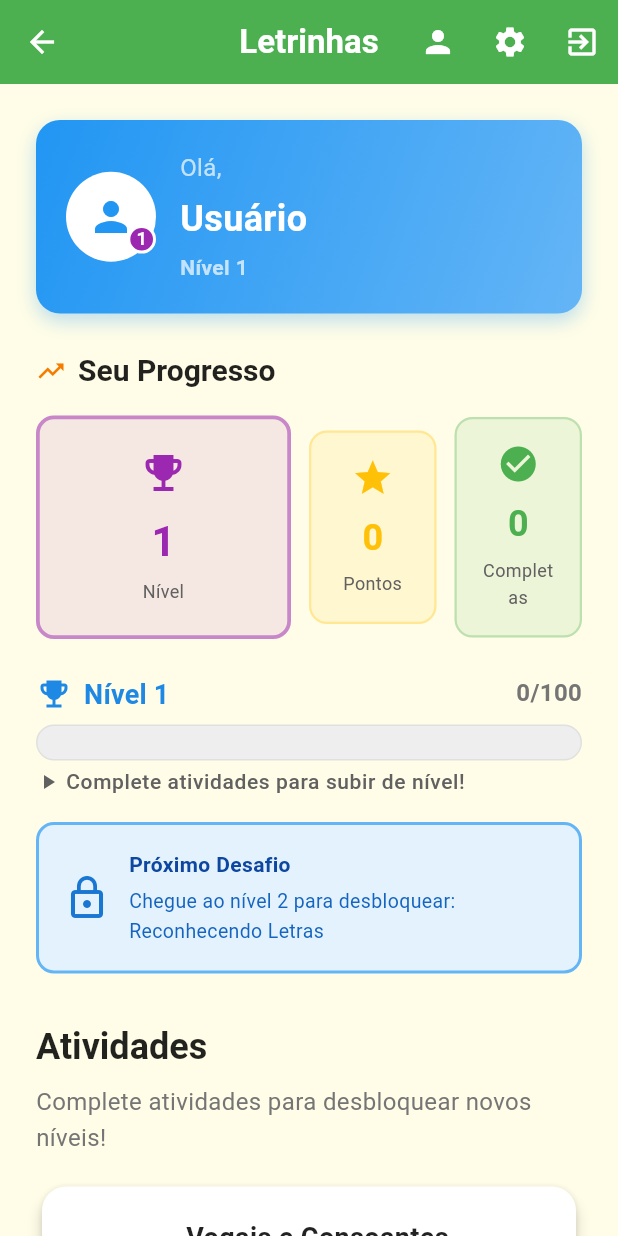
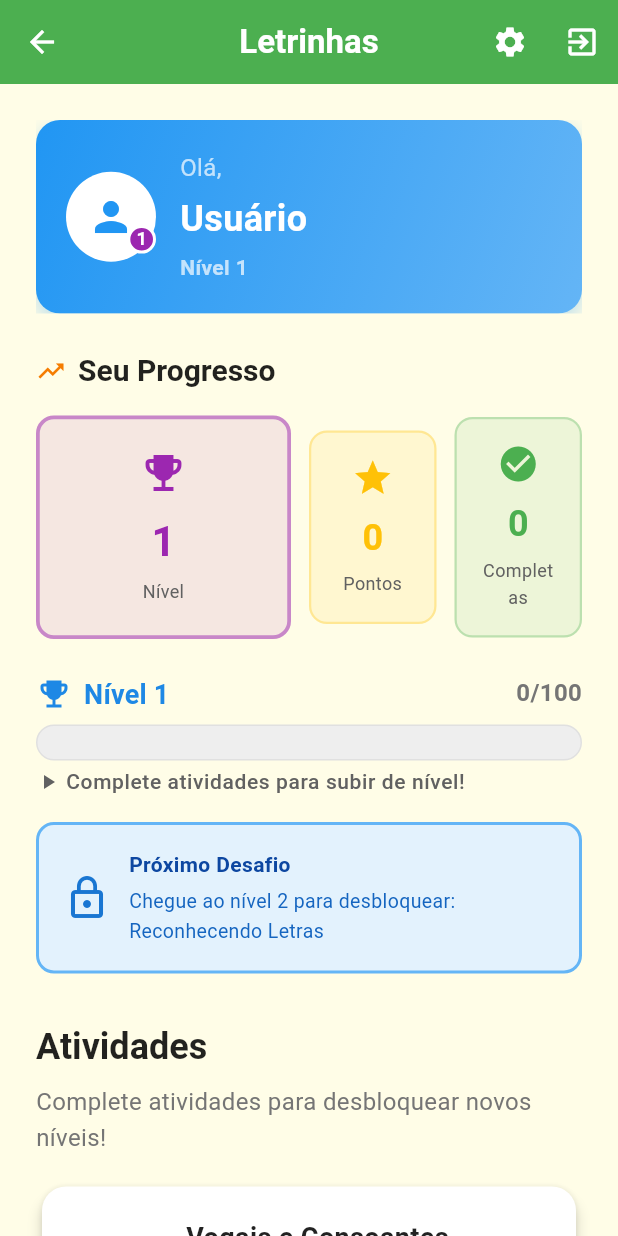
Before and after one commit to joaoevangelista12/Letrinhas, a Flutter app: the HomePage screen opened by its route, on a phone screen of 412 x 824 dp. Run offline on Flutter 3.47's test engine with Material 3 defaults, Android fonts, the phone set to English and light mode, and no system bars; our stand-ins replace audioplayers, cloud_firestore, confetti, firebase_auth, firebase_core, pdf and 2 more; accounts and stored records are empty.

Commit message:
feat: three UX and scoring improvements
1. Fix stat card overflow (home_page.dart)
   Wrap the value Text inside _buildStatCard in FittedBox(fit: scaleDown)
   so large numbers (250+) always stay on a single line without wrapping.

2. Make header card clickable → profile (home_page.dart)
   Replaced plain Container in _buildHeader with Material + InkWell + Ink
   so the whole blue user card navigates to /profile on tap with a proper
   ink-ripple feedback. The gradient is preserved via Ink(decoration:...).
   Removed the redundant profile IconButton from the AppBar.

3. Level-based scoring rule (firestore_service.dart)
   In completeActivity, compute effectivePoints: if the activity's
   requiredLevel matches the user's current level then effectivePoints=points,
   otherwise effectivePoints=0 (practice mode – no score change).
   totalPoints, level, and progress are all derived from effectivePoints,
   so the level system continues to work bidirectionally.
   Activity completion history (completedActivities, activitiesCompleted)
   and time stats are recorded regardless of mode.
   No Firestore rules were changed.

https://claude.ai/code/session_0153SaAfF7hSfSinSQ91z8yc

```diff
--- a/dislexia_app/lib/screens/home_page.dart
+++ b/dislexia_app/lib/screens/home_page.dart
@@ -72,14 +72,6 @@ class _HomePageState extends State<HomePage> {
         title: const Text('Letrinhas'),
         elevation: 0,
         actions: [
-          // Botão de perfil
-          IconButton(
-            icon: const Icon(Icons.person),
-            tooltip: 'Meu Perfil',
-            onPressed: () {
-              Navigator.of(context).pushNamed('/profile');
-            },
-          ),
           // Botão de configurações
           IconButton(
             icon: const Icon(Icons.settings),
@@ -247,12 +239,16 @@ class _HomePageState extends State<HomePage> {
         children: [
           Icon(icon, color: color, size: highlight ? 32 : 28),
           const SizedBox(height: 8),
-          Text(
+          FittedBox(
+            fit: BoxFit.scaleDown,
+            child: Text(
               value,
+              maxLines: 1,
               style: TextStyle(
                 fontSize: highlight ? 28 : 24,
                 fontWeight: FontWeight.bold,
                 color: color,
+              ),
             ),
           ),
           const SizedBox(height: 4),
@@ -355,10 +351,15 @@ class _HomePageState extends State<HomePage> {
     );
   }
 
-  /// Constrói o cabeçalho com saudação ao usuário
+  /// Constrói o cabeçalho com saudação ao usuário (clicável → perfil)
   Widget _buildHeader(String userName, int userLevel) {
-    return Container(
-      padding: const EdgeInsets.all(20),
+    return Material(
+      color: Colors.transparent,
+      borderRadius: BorderRadius.circular(16),
+      child: InkWell(
+        onTap: () => Navigator.of(context).pushNamed('/profile'),
+        borderRadius: BorderRadius.circular(16),
+        child: Ink(
           decoration: BoxDecoration(
             gradient: const LinearGradient(
               colors: [Color(0xFF2196F3), Color(0xFF64B5F6)],
@@ -374,6 +375,8 @@ class _HomePageState extends State<HomePage> {
               ),
             ],
           ),
+          child: Padding(
+            padding: const EdgeInsets.all(20),
             child: Row(
         children: [
           // Avatar com badge de nível
@@ -451,8 +454,11 @@ class _HomePageState extends State<HomePage> {
             ),
           ),
         ],
-      ),
-    );
+      ), // Row
+      ), // Padding
+    ),   // Ink
+  ),     // InkWell
+    );   // Material
   }
 
   /// Constrói um card de atividade com sistema de bloqueio
```
Also changed, not shown: dislexia_app/lib/services/firestore_service.dart (+16 -8 lines). Lines whose indentation alone changed are shown as unchanged.
